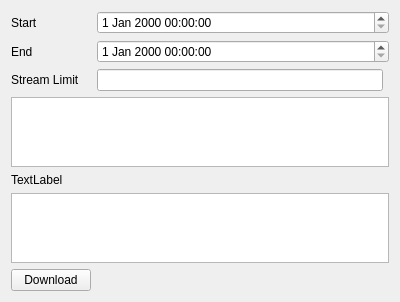
Old version of the form gui/ui/datawidget.ui in the repository yshao/weathergit.
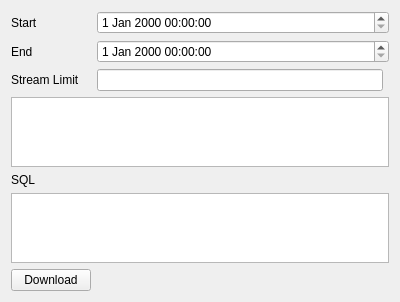
New version of the form.

Diff of the .ui file:
```diff
--- a/gui/ui/datawidget.ui
+++ b/gui/ui/datawidget.ui
@@ -51,7 +51,7 @@
    <item row="4" column="0">
     <widget class="QLabel" name="label_2">
      <property name="text">
-      <string>TextLabel</string>
+      <string>SQL</string>
      </property>
     </widget>
    </item>
```
